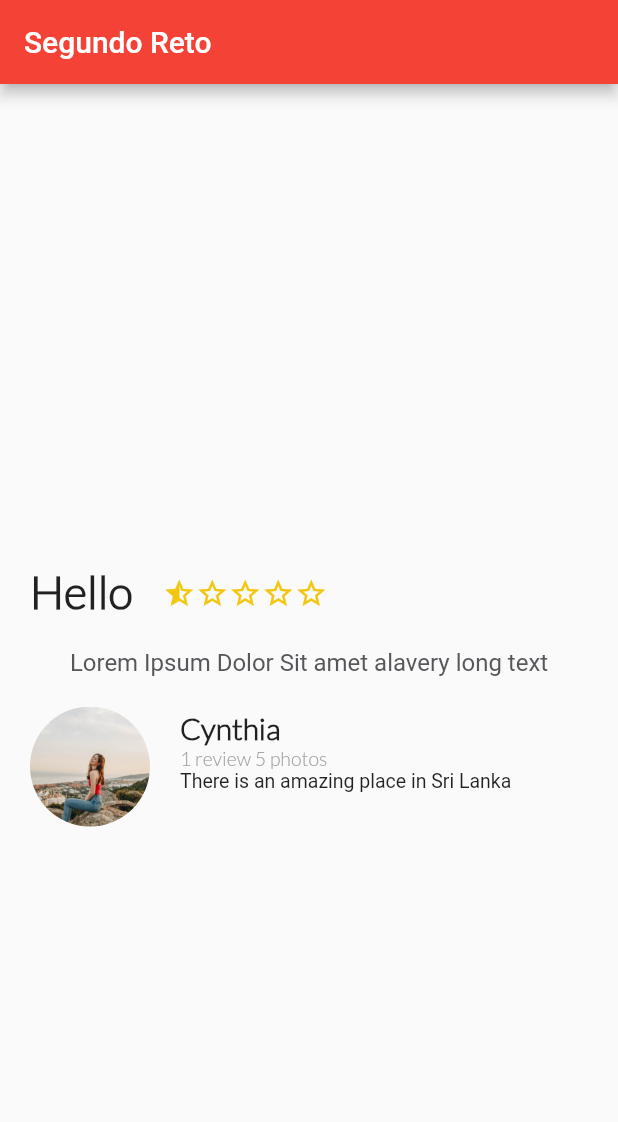
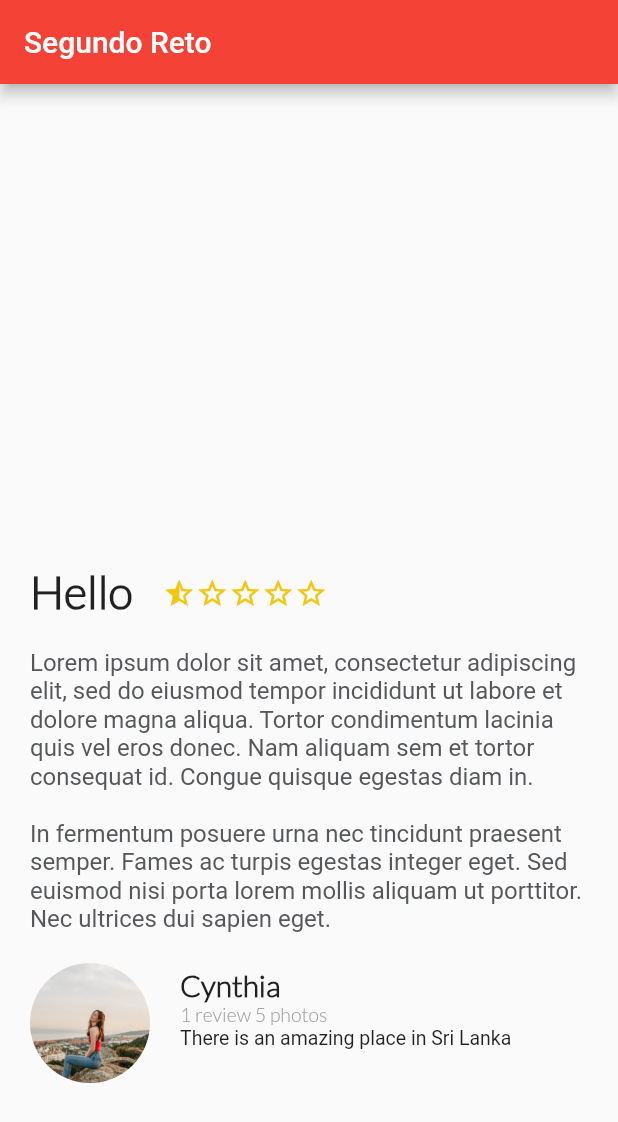
Before and after one commit to HectorMtz22/probando-flutter, a Flutter app: the screen it shows after launch, on a phone screen of 412 x 824 dp. Shown: the top 1122 px of the screen. Run offline on Flutter 3.47's test engine with Material 2 defaults, Android fonts, the phone set to English and light mode, and no system bars.

```diff
--- a/lib/description_place.dart
+++ b/lib/description_place.dart
@@ -2,11 +2,16 @@ import 'package:flutter/material.dart';
 import 'star.dart';
 
 class DescriptionPlace extends StatelessWidget {
-  String namePlace ;
-  int stars;
-  String descriptionPlace;
+  final String namePlace ;
+  final int stars;
+  final String descriptionPlace;
 
-   DescriptionPlace(this.namePlace, this.stars, this.descriptionPlace, {Key? key}) : super(key: key);
+  const DescriptionPlace({
+    required this.namePlace,
+    required this.stars,
+    required this.descriptionPlace,
+    Key? key
+  }) : super(key: key);
 
   @override
   Widget build(BuildContext context) {
--- a/lib/main.dart
+++ b/lib/main.dart
@@ -33,9 +33,18 @@ class MyApp extends StatelessWidget {
         ),
         body: Column(
           crossAxisAlignment: CrossAxisAlignment.start,
-          children: <Widget>[
-            DescriptionPlace('Hello', 4, 'Lorem Ipsum Dolor Sit amet alavery long text',),
-            const Review('assets/img/cynthia.jpg', 'Cynthia', '1 review 5 photos', 'There is an amazing place in Sri Lanka'),
+          children:const <Widget>[
+            DescriptionPlace(
+              namePlace: 'Hello',
+              stars: 4,
+              descriptionPlace: 'Lorem ipsum dolor sit amet, consectetur adipiscing elit, sed do eiusmod tempor incididunt ut labore et dolore magna aliqua. Tortor condimentum lacinia quis vel eros donec. Nam aliquam sem et tortor consequat id. Congue quisque egestas diam in. \n\nIn fermentum posuere urna nec tincidunt praesent semper. Fames ac turpis egestas integer eget. Sed euismod nisi porta lorem mollis aliquam ut porttitor. Nec ultrices dui sapien eget.',
+            ),
+            Review(
+              pathImage: 'assets/img/cynthia.jpg',
+              name: 'Cynthia',
+              details: '1 review 5 photos',
+              comment: 'There is an amazing place in Sri Lanka',
+            ),
           ]
         ),
       ),
--- a/lib/review.dart
+++ b/lib/review.dart
@@ -6,7 +6,13 @@ class Review extends StatelessWidget {
   final String details;
   final String comment;
 
-  const Review(this.pathImage, this.name, this.details, this.comment, {Key? key}) : super(key: key);
+  const Review({
+    required this.pathImage,
+    required this.name,
+    required this.details,
+    required this.comment,
+    Key? key
+  }) : super(key: key);
 
   @override
   Widget build(BuildContext context) {
```
